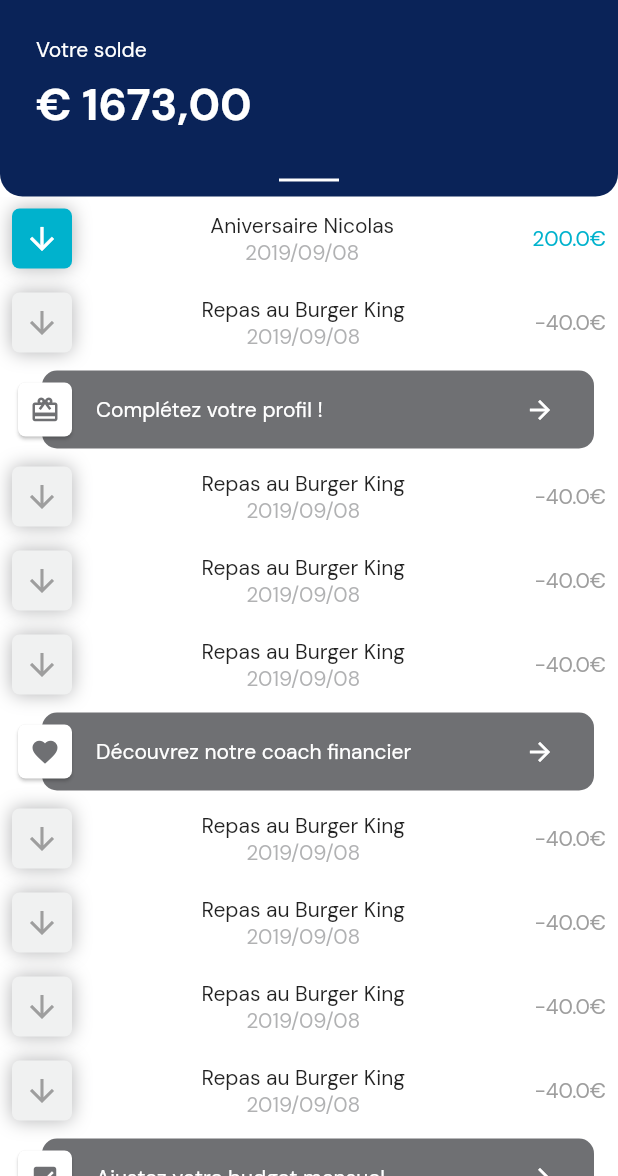
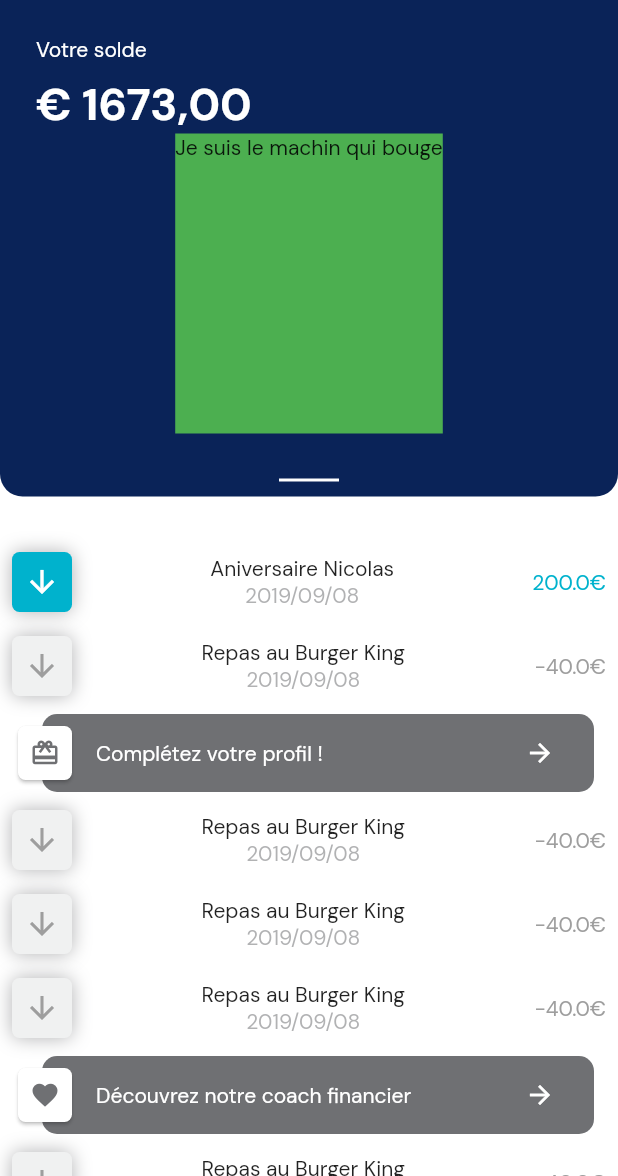
Before and after one commit to RemiDormoy/happiness-path-flutter, a Flutter app: the OperationsPage screen opened by its route, on a phone screen of 412 x 824 dp, the part 60-1236 px from its top. Run offline on Flutter 3.47's test engine with Material 2 defaults, Android fonts, the phone set to English and light mode, and no system bars; our stand-ins replace flutter_svg, google_fonts, page_indicator.

```diff
--- a/lib/OperationHeader.dart
+++ b/lib/OperationHeader.dart
@@ -1,13 +1,48 @@
+import 'dart:math';
+
 import 'package:flutter/material.dart';
 import 'package:happiness_path/colors.dart';
 
-class OperationHeader extends StatelessWidget {
+class OperationHeader extends StatefulWidget {
+  ScrollController _controller;
+
+  OperationHeader(ScrollController controller) {
+    _controller = controller;
+  }
+
+  @override
+  State<StatefulWidget> createState() => OperationHeaderState(_controller);
+}
+
+class OperationHeaderState extends State<OperationHeader> {
+  ScrollController _controller;
+  double _height = 200;
+
+  OperationHeaderState(ScrollController controller) {
+    _controller = controller;
+  }
+
+  @override
+  void initState() {
+    super.initState();
+    _controller..addListener(_scrollListener);
+  }
+
+  void _scrollListener() {
+    var offset = _controller.offset;
+    setState(() {
+      _height = max(0, 200 - offset);
+    });
+  }
 
   @override
   Widget build(BuildContext context) {
     return ConstrainedBox(
-      constraints: const BoxConstraints(minWidth: double.infinity),
-      child: Container(
+      constraints:
+          const BoxConstraints(minWidth: double.infinity),
+      child: Wrap(
+        children: <Widget>[
+          Container(
             child: Column(
               mainAxisAlignment: MainAxisAlignment.start,
               children: <Widget>[
@@ -25,7 +60,8 @@ class OperationHeader extends StatelessWidget {
                     ),
                     IconButton(
                       iconSize: 30,
-                  icon: Image(image: AssetImage('assets/logo_app_yolo.png')),
+                      icon:
+                          Image(image: AssetImage('assets/logo_app_yolo.png')),
                     )
                   ],
                 ),
@@ -33,24 +69,40 @@ class OperationHeader extends StatelessWidget {
                   constraints: const BoxConstraints(minWidth: double.infinity),
                   child: Padding(
                     padding: const EdgeInsets.fromLTRB(24, 16, 0, 0),
-                child: Text('Votre solde', textAlign: TextAlign.left, style: TextStyle(color: Colors.white),),
+                    child: Text(
+                      'Votre solde',
+                      textAlign: TextAlign.left,
+                      style: TextStyle(color: Colors.white),
+                    ),
                   ),
                 ),
                 ConstrainedBox(
                   constraints: const BoxConstraints(minWidth: double.infinity),
                   child: Padding(
                     padding: const EdgeInsets.fromLTRB(24, 8, 0, 0),
-                child: Text('€ 1673,00', textAlign: TextAlign.left, style: TextStyle(color: Colors.white, fontWeight: FontWeight.bold, fontSize: 30),),
+                    child: Text(
+                      '€ 1673,00',
+                      textAlign: TextAlign.left,
+                      style: TextStyle(
+                          color: Colors.white,
+                          fontWeight: FontWeight.bold,
+                          fontSize: 30),
                     ),
+                  ),
+                ),
+                Container(
+                  height: _height,
+                  decoration: BoxDecoration(
+                    color: Colors.green,
+                  ),
+                  child: Text('Je suis le machin qui bouge'),
                 ),
                 Padding(
                   padding: const EdgeInsets.fromLTRB(0, 30, 0, 10.0),
                   child: Container(
                     width: 40,
                     height: 2,
-                decoration: BoxDecoration(
-                    color: Colors.white
-                ),
+                    decoration: BoxDecoration(color: Colors.white),
                   ),
                 ),
               ],
@@ -58,11 +110,13 @@ class OperationHeader extends StatelessWidget {
             decoration: BoxDecoration(
               color: colorPrimaryDark,
               shape: BoxShape.rectangle,
-          borderRadius: BorderRadius.only(bottomRight: Radius.circular(15), bottomLeft: Radius.circular(15)),
+              borderRadius: BorderRadius.only(
+                  bottomRight: Radius.circular(15),
+                  bottomLeft: Radius.circular(15)),
             ),
+          ),
+        ],
       ),
     );
   }
-
-
 }
--- a/lib/OperationList.dart
+++ b/lib/OperationList.dart
@@ -5,10 +5,22 @@ import 'endOfListCell.dart';
 import 'operationCell.dart';
 
 class OperationList extends StatelessWidget {
+
+  ScrollController _controller;
+
+  OperationList(ScrollController controller) {
+    _controller = controller;
+  }
+
   @override
   Widget build(BuildContext context) {
     return ListView(
+      controller: _controller,
       children: <Widget>[
+        Container(
+          height: 400,
+          child: Text(''),
+        ),
         OperationCell(200, 'Aniversaire Nicolas', '2019/09/08'),
         OperationCell(-40, 'Repas au Burger King', '2019/09/08'),
         ActionCell('Complétez votre profil !', Icons.card_giftcard),
--- a/lib/operations.dart
+++ b/lib/operations.dart
@@ -10,16 +10,25 @@ class OperationsPage extends StatefulWidget {
 }
 
 class OperationsPageState extends State<OperationsPage> {
+
+  ScrollController _controller;
+
   @override
   Widget build(BuildContext context) {
     return Scaffold(
       backgroundColor: Colors.white,
-      body: Column(
+      body: Stack(
         children: <Widget>[
-          OperationHeader(),
-          Expanded(child: OperationList()),
+          OperationList(_controller),
+          OperationHeader(_controller),
         ],
       ),
     );
   }
+
+  @override
+  void initState() {
+    super.initState();
+    _controller = ScrollController();
+  }
 }
```
Lines whose indentation alone changed are shown as unchanged.
